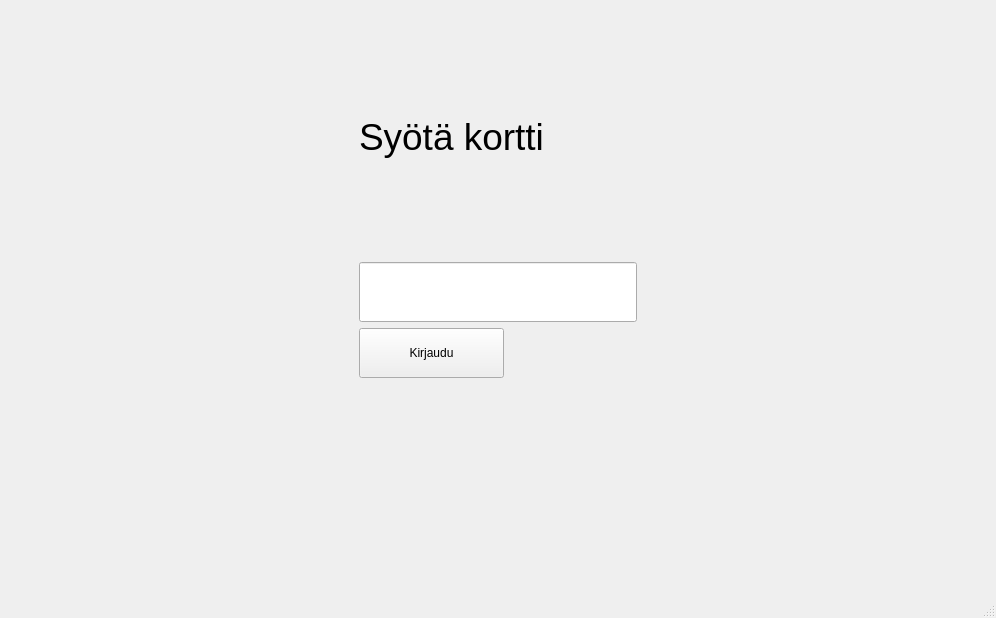
Old version of the form qt_frontend/BankSimul/mainwindow.ui in the repository jerpism/banksimul_testdev.
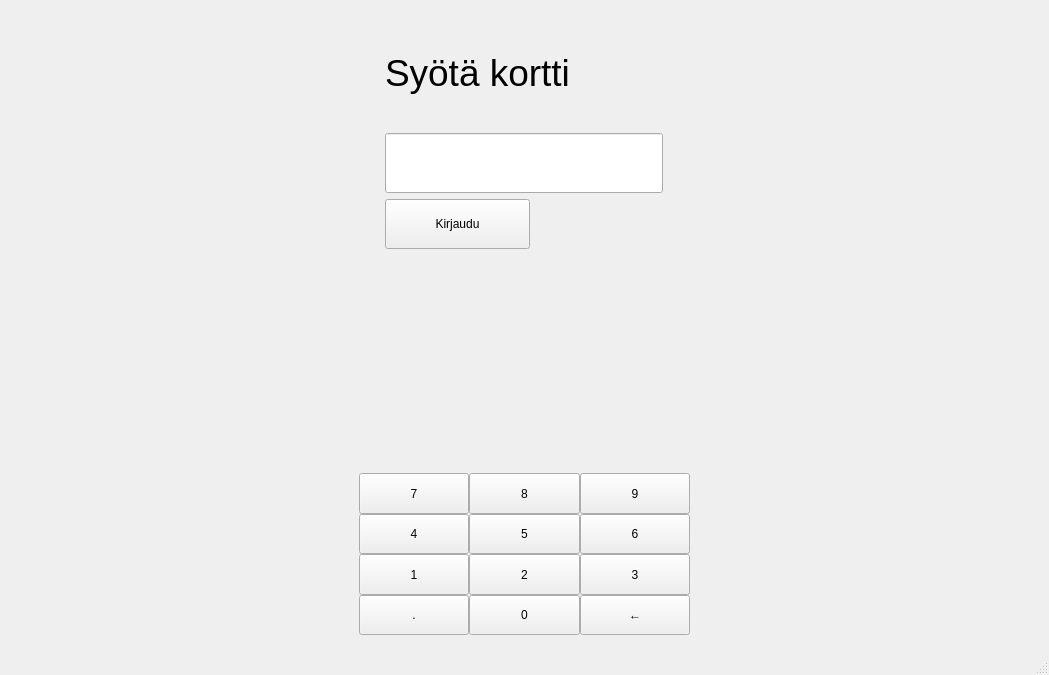
New version of the form.

Diff of the .ui file:
```diff
--- a/qt_frontend/BankSimul/mainwindow.ui
+++ b/qt_frontend/BankSimul/mainwindow.ui
@@ -6,8 +6,8 @@
    <rect>
     <x>0</x>
     <y>0</y>
-    <width>865</width>
-    <height>618</height>
+    <width>1049</width>
+    <height>640</height>
    </rect>
   </property>
   <property name="windowTitle">
@@ -503,6 +503,226 @@
       </widget>
      </widget>
     </item>
+    <item row="2" column="0">
+     <widget class="QWidget" name="keypad" native="true">
+      <property name="sizePolicy">
+       <sizepolicy hsizetype="Expanding" vsizetype="Fixed">
+        <horstretch>0</horstretch>
+        <verstretch>0</verstretch>
+       </sizepolicy>
+      </property>
+      <property name="minimumSize">
+       <size>
+        <width>20</width>
+        <height>180</height>
+       </size>
+      </property>
+      <property name="baseSize">
+       <size>
+        <width>0</width>
+        <height>0</height>
+       </size>
+      </property>
+      <layout class="QGridLayout" name="gridLayout_6">
+       <property name="sizeConstraint">
+        <enum>QLayout::SetNoConstraint</enum>
+       </property>
+       <property name="leftMargin">
+        <number>350</number>
+       </property>
+       <property name="rightMargin">
+        <number>350</number>
+       </property>
+       <property name="verticalSpacing">
+        <number>6</number>
+       </property>
+       <item row="0" column="0">
+        <layout class="QGridLayout" name="gridLayout_5">
+         <property name="sizeConstraint">
+          <enum>QLayout::SetNoConstraint</enum>
+         </property>
+         <property name="leftMargin">
+          <number>0</number>
+         </property>
+         <property name="rightMargin">
+          <number>0</number>
+         </property>
+         <property name="spacing">
+          <number>0</number>
+         </property>
+         <item row="4" column="2">
+          <widget class="QPushButton" name="kp_0">
+           <property name="sizePolicy">
+            <sizepolicy hsizetype="Expanding" vsizetype="Expanding">
+             <horstretch>0</horstretch>
+             <verstretch>0</verstretch>
+            </sizepolicy>
+           </property>
+           <property name="text">
+            <string>0</string>
+           </property>
+          </widget>
+         </item>
+         <item row="4" column="3">
+          <widget class="QPushButton" name="kp_bk">
+           <property name="sizePolicy">
+            <sizepolicy hsizetype="Expanding" vsizetype="Expanding">
+             <horstretch>0</horstretch>
+             <verstretch>0</verstretch>
+            </sizepolicy>
+           </property>
+           <property name="text">
+            <string>←</string>
+           </property>
+          </widget>
+         </item>
+         <item row="4" column="1">
+          <widget class="QPushButton" name="kp_decimal">
+           <property name="sizePolicy">
+            <sizepolicy hsizetype="Expanding" vsizetype="Expanding">
+             <horstretch>0</horstretch>
+             <verstretch>0</verstretch>
+            </sizepolicy>
+           </property>
+           <property name="text">
+            <string>.</string>
+           </property>
+          </widget>
+         </item>
+         <item row="3" column="2">
+          <widget class="QPushButton" name="kp_2">
+           <property name="sizePolicy">
+            <sizepolicy hsizetype="Expanding" vsizetype="Expanding">
+             <horstretch>0</horstretch>
+             <verstretch>0</verstretch>
+            </sizepolicy>
+           </property>
+           <property name="text">
+            <string>2</string>
+           </property>
+          </widget>
+         </item>
+         <item row="3" column="1">
+          <widget class="QPushButton" name="kp_1">
+           <property name="sizePolicy">
+            <sizepolicy hsizetype="Expanding" vsizetype="Expanding">
+             <horstretch>0</horstretch>
+             <verstretch>0</verstretch>
+            </sizepolicy>
+           </property>
+           <property name="text">
+            <string>1</string>
+           </property>
+          </widget>
+         </item>
+         <item row="3" column="3">
+          <widget class="QPushButton" name="kp_3">
+           <property name="sizePolicy">
+            <sizepolicy hsizetype="Expanding" vsizetype="Expanding">
+             <horstretch>0</horstretch>
+             <verstretch>0</verstretch>
+            </sizepolicy>
+           </property>
+           <property name="text">
+            <string>3</string>
+           </property>
+          </widget>
+         </item>
+         <item row="2" column="2">
+          <widget class="QPushButton" name="kp_5">
+           <property name="sizePolicy">
+            <sizepolicy hsizetype="Expanding" vsizetype="Expanding">
+             <horstretch>0</horstretch>
+             <verstretch>0</verstretch>
+            </sizepolicy>
+           </property>
+           <property name="minimumSize">
+            <size>
+             <width>0</width>
+             <height>0</height>
+            </size>
+           </property>
+           <property name="text">
+            <string>5</string>
+           </property>
+          </widget>
+         </item>
+         <item row="2" column="1">
+          <widget class="QPushButton" name="kp_4">
+           <property name="sizePolicy">
+            <sizepolicy hsizetype="Expanding" vsizetype="Expanding">
+             <horstretch>0</horstretch>
+             <verstretch>0</verstretch>
+            </sizepolicy>
+           </property>
+           <property name="text">
+            <string>4</string>
+           </property>
+          </widget>
+         </item>
+         <item row="2" column="3">
+          <widget class="QPushButton" name="kp_6">
+           <property name="sizePolicy">
+            <sizepolicy hsizetype="Expanding" vsizetype="Expanding">
+             <horstretch>0</horstretch>
+             <verstretch>0</verstretch>
+            </sizepolicy>
+           </property>
+           <property name="text">
+            <string>6</string>
+           </property>
+          </widget>
+         </item>
+         <item row="1" column="2">
+          <widget class="QPushButton" name="kp_8">
+           <property name="sizePolicy">
+            <sizepolicy hsizetype="Expanding" vsizetype="Expanding">
+             <horstretch>0</horstretch>
+             <verstretch>0</verstretch>
+            </sizepolicy>
+           </property>
+           <property name="text">
+            <string>8</string>
+           </property>
+          </widget>
+         </item>
+         <item row="1" column="1">
+          <widget class="QPushButton" name="kp_7">
+           <property name="sizePolicy">
+            <sizepolicy hsizetype="Expanding" vsizetype="Expanding">
+             <horstretch>0</horstretch>
+             <verstretch>0</verstretch>
+            </sizepolicy>
+           </property>
+           <property name="minimumSize">
+            <size>
+             <width>0</width>
+             <height>0</height>
+            </size>
+           </property>
+           <property name="text">
+            <string>7</string>
+           </property>
+          </widget>
+         </item>
+         <item row="1" column="3">
+          <widget class="QPushButton" name="kp_9">
+           <property name="sizePolicy">
+            <sizepolicy hsizetype="Expanding" vsizetype="Expanding">
+             <horstretch>0</horstretch>
+             <verstretch>0</verstretch>
+            </sizepolicy>
+           </property>
+           <property name="text">
+            <string>9</string>
+           </property>
+          </widget>
+         </item>
+        </layout>
+       </item>
+      </layout>
+     </widget>
+    </item>
    </layout>
   </widget>
   <widget class="QMenuBar" name="menubar">
```
Left out of the diff: 2 changed lines with no effect on the pictures.
